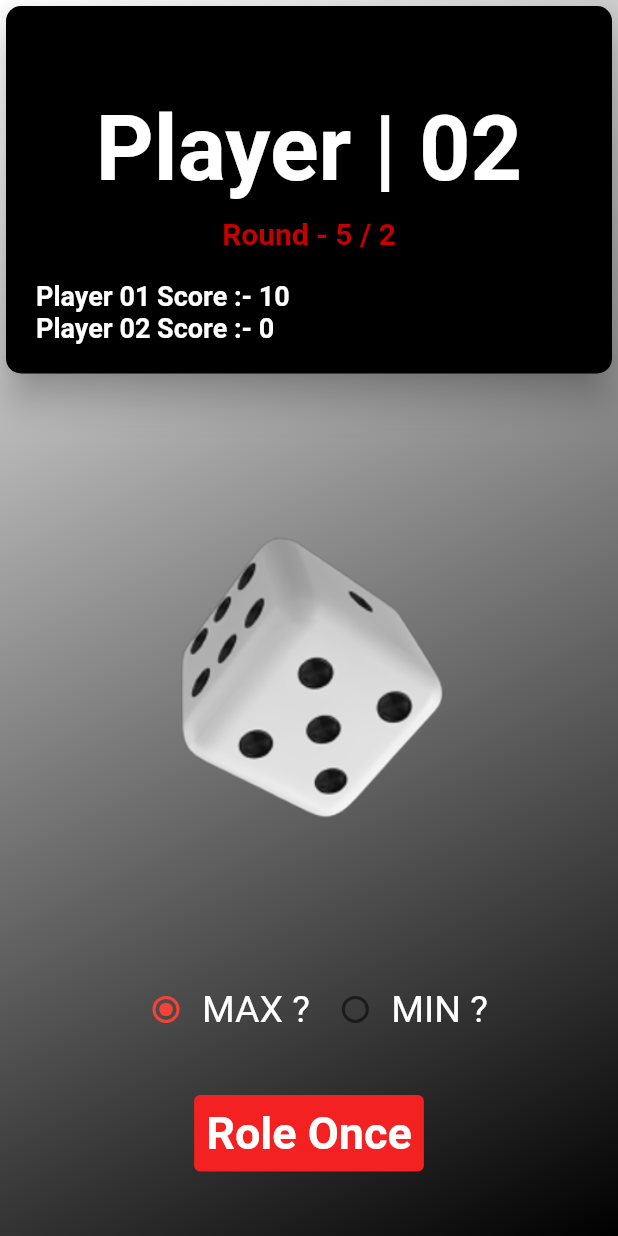
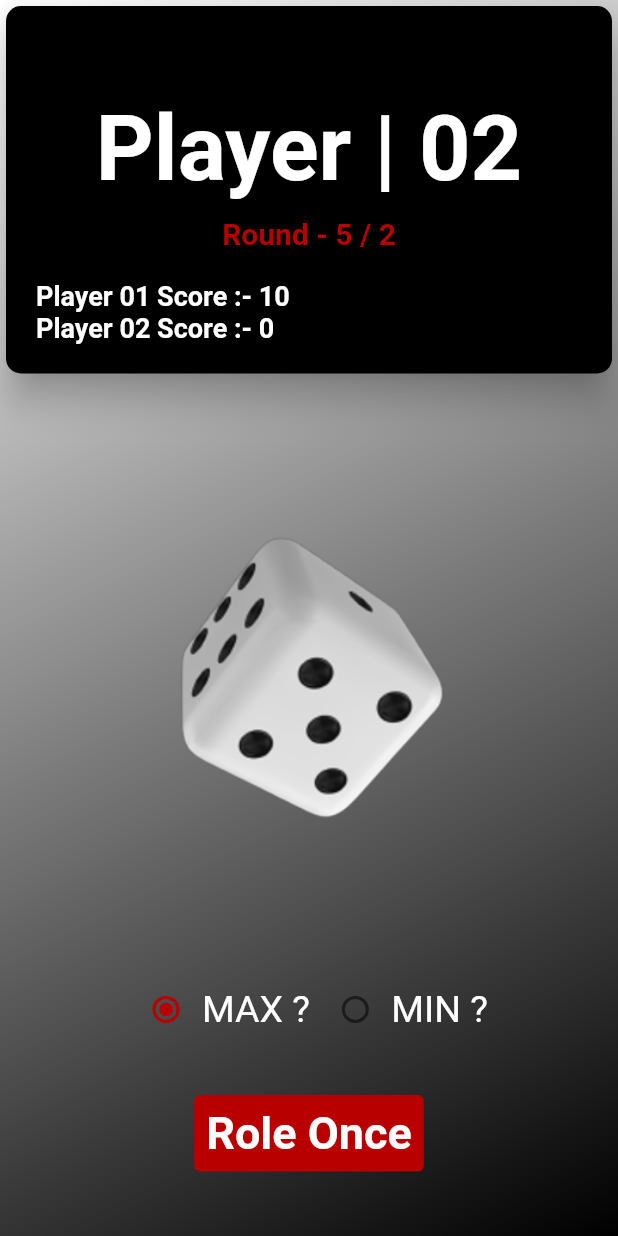
Before and after one commit to sharada-marasinha/roller-dice-game, a Flutter app: the screen it shows after launch, after a tap on "Role Once", on a phone screen of 412 x 824 dp. Run offline on Flutter 3.47's test engine with Material 2 defaults, Android fonts, the phone set to English and light mode, and no system bars.

Commit message:
add constants

```diff
--- /dev/null
+++ b/lib/constants.dart
@@ -0,0 +1,5 @@
+import 'package:flutter/material.dart';
+
+const kThemeColorBlack = Color.fromRGBO(0, 0, 0, 1);
+const kThemeColorWhite = Color.fromRGBO(255, 255, 255, 1);
+const kThemeColorRed =Color.fromARGB(255, 184, 0, 0);
--- a/lib/roller_dicer.dart
+++ b/lib/roller_dicer.dart
@@ -2,6 +2,7 @@ import 'dart:math';
 
 import 'package:flutter/material.dart';
 import 'package:flutter/services.dart';
+import 'package:roller_dice/constants.dart';
 
 class RollerDice extends StatefulWidget {
   const RollerDice({Key? key}) : super(key: key);
@@ -139,7 +140,7 @@ class _RollerDiceState extends State<RollerDice>
         onPressed: resetGame,
         icon: Icon(Icons.refresh),
         iconSize: 36.0,
-        color: const Color.fromARGB(255, 0, 0, 0),
+        color: kThemeColorBlack,
       ),
     );
   }
@@ -150,8 +151,8 @@ class _RollerDiceState extends State<RollerDice>
       child: TextButton(
           onPressed: roll,
           style: TextButton.styleFrom(
-              backgroundColor: const Color.fromARGB(255, 243, 33, 33),
-              foregroundColor: Colors.white,
+              backgroundColor: kThemeColorRed,
+              foregroundColor: kThemeColorWhite,
               textStyle: const TextStyle(
                 fontSize: 30,
                 fontWeight: FontWeight.bold,
@@ -179,7 +180,7 @@ class _RollerDiceState extends State<RollerDice>
       shape: RoundedRectangleBorder(
         borderRadius: BorderRadius.circular(10.0),
       ),
-      color: const Color.fromARGB(255, 0, 0, 0),
+      color: kThemeColorBlack,
       child: Padding(
         padding: const EdgeInsets.all(20.0),
         child: Column(
@@ -188,7 +189,7 @@ class _RollerDiceState extends State<RollerDice>
             Text(
               'Player | 0$currentPlayer',
               style: const TextStyle(
-                color: Color.fromRGBO(255, 255, 255, 1),
+                color: kThemeColorWhite,
                 fontSize: 60.0,
                 fontWeight: FontWeight.bold,
               ),
@@ -197,7 +198,7 @@ class _RollerDiceState extends State<RollerDice>
             Text(
               'Round - 5 / $currentRound',
               style: const TextStyle(
-                color: Color.fromARGB(255, 197, 0, 0),
+                color: kThemeColorRed,
                 fontSize: 20.0,
                 fontWeight: FontWeight.bold,
               ),
@@ -209,7 +210,7 @@ class _RollerDiceState extends State<RollerDice>
                   'Player 01 Score :- $player1Score',
                   style: const TextStyle(
                       fontSize: 18.0,
-                      color: Colors.white,
+                      color: kThemeColorWhite,
                       fontWeight: FontWeight.bold),
                 ),
               ],
@@ -220,7 +221,7 @@ class _RollerDiceState extends State<RollerDice>
                   'Player 02 Score :- $player2Score',
                   style: const TextStyle(
                     fontSize: 18.0,
-                    color: Colors.white,
+                    color: kThemeColorWhite,
                     fontWeight: FontWeight.bold,
                   ),
                 ),
@@ -239,7 +240,7 @@ class _RollerDiceState extends State<RollerDice>
       mainAxisAlignment: MainAxisAlignment.center,
       children: [
         Radio(
-          activeColor: Colors.red,
+          activeColor: kThemeColorRed,
           value: 'MAX',
           groupValue: selectedOption,
           onChanged: (value) {
@@ -250,9 +251,9 @@ class _RollerDiceState extends State<RollerDice>
           },
         ),
         const Text('MAX ? ',
-            style: TextStyle(color: Colors.white, fontSize: 25)),
+            style: TextStyle(color: kThemeColorWhite, fontSize: 25)),
         Radio(
-          activeColor: Colors.red,
+          activeColor: kThemeColorRed,
           value: 'MIN',
           groupValue: selectedOption,
           onChanged: (value) {
@@ -263,7 +264,7 @@ class _RollerDiceState extends State<RollerDice>
           },
         ),
         const Text('MIN ?',
-            style: TextStyle(color: Colors.white, fontSize: 25)),
+            style: TextStyle(color: kThemeColorWhite, fontSize: 25)),
       ],
     );
   }
```
